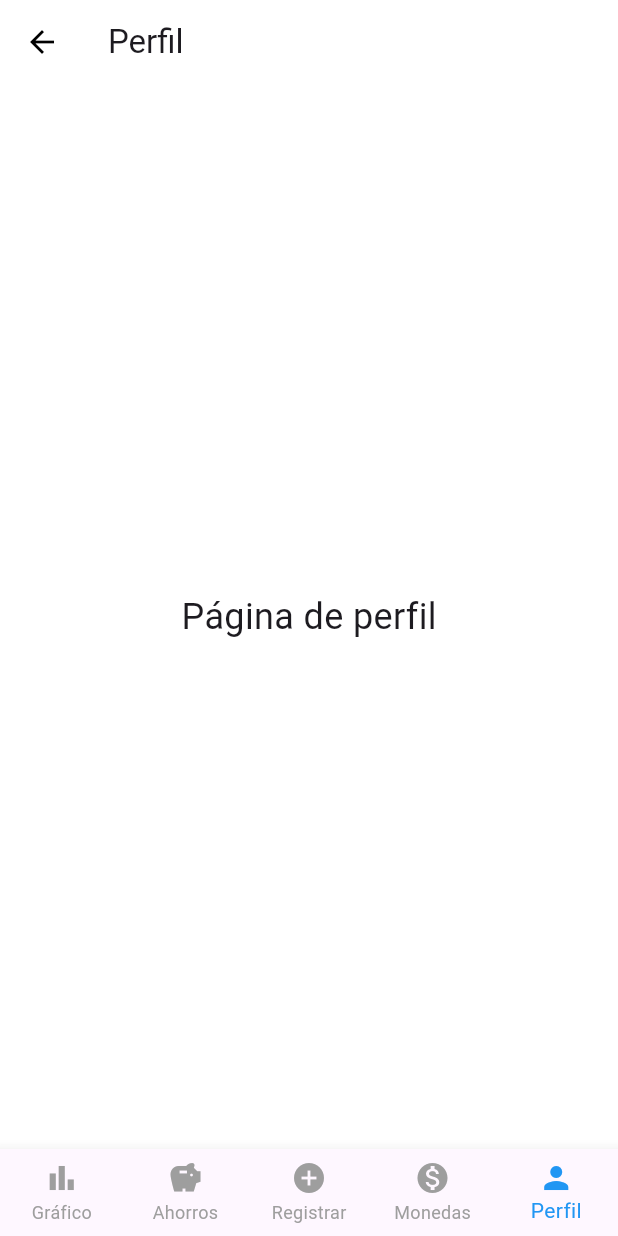
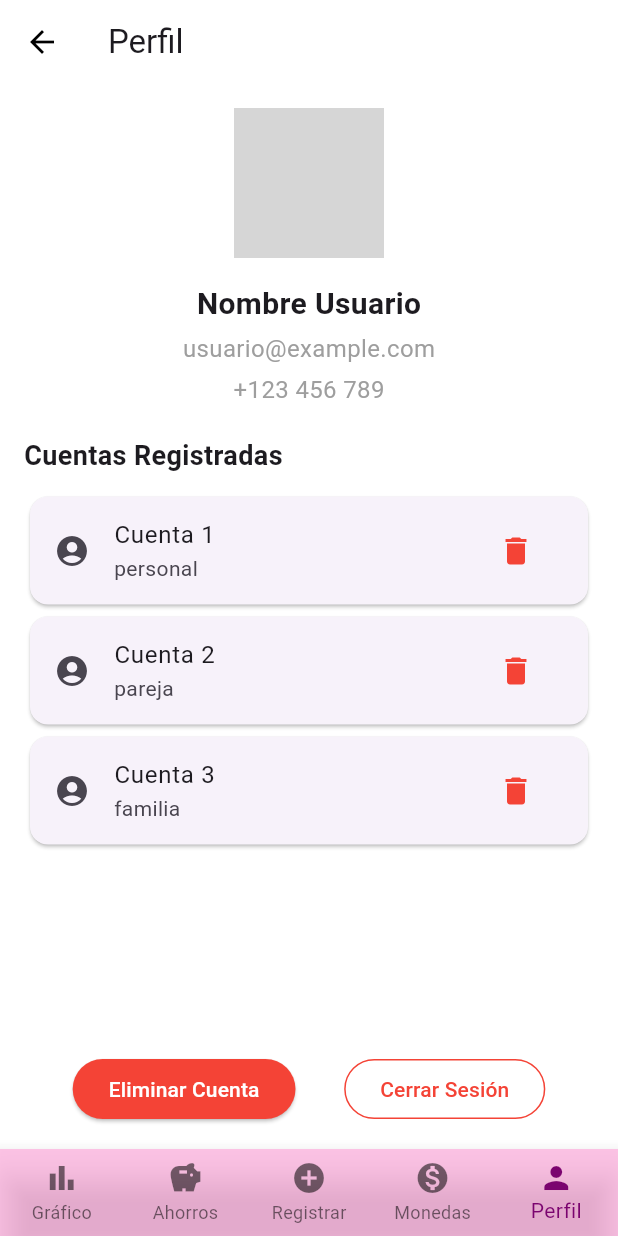
Before and after one commit to josepfranquesa/saveit-app, a Flutter app: the MainScreen screen opened by its route, item 5 of the bottom bar chosen, on a phone screen of 412 x 824 dp. Run offline on Flutter 3.47's test engine with Material 3 defaults, Android fonts, the phone set to English and light mode, and no system bars; our stand-ins replace flutter_secure_storage; accounts and stored records are empty; network calls fail; grey boxes are pictures that could not be loaded.

Commit message:
Esquelet de perfil, falta acabar de fer les funcionalitats de eliminar el meu usuari, tancar sessió (important fer be la part dels tokens)
També he fet la part dels colors de la app, a app_colors.dart i he creat un widget per poder fer be els registres, tot i que de moment no es fa servir

```diff
--- a/lib/main.dart
+++ b/lib/main.dart
@@ -35,7 +35,7 @@ class MyApp extends StatelessWidget {
             debugShowCheckedModeBanner: false,
             title: "SaveIt",
             theme: AppTheme.lightTheme,
-            home: !authProvider.isLoading
+            home: authProvider.isLoading
                 ? SplashScreen() // Muestra pantalla de carga mientras verifica sesión
                 : (authProvider.isLoggedIn ? MainScreen() : AuthScreen()), // Dirige a la pantalla correspondiente
             routes: {
--- a/lib/presentation/nav/main_screen.dart
+++ b/lib/presentation/nav/main_screen.dart
@@ -39,8 +39,8 @@ class _MainScreenState extends State<MainScreen> {
           bottomBarProvider.changeSelectedTab(index);
         },
         type: BottomNavigationBarType.fixed,
-        selectedItemColor: Colors.blue,
-        unselectedItemColor: Colors.grey,
+        selectedItemColor: AppColors.principal,
+        backgroundColor: AppColors.secondary.withOpacity(0.6),
         items: const [
           BottomNavigationBarItem(icon: Icon(Icons.bar_chart), label: "Gráfico"),
           BottomNavigationBarItem(icon: Icon(Icons.savings), label: "Ahorros"),
--- a/lib/presentation/perfil/perfil_screen.dart
+++ b/lib/presentation/perfil/perfil_screen.dart
@@ -1,23 +1,119 @@
 import 'package:flutter/material.dart';
+import 'package:provider/provider.dart';
+import 'package:SaveIt/providers/auth_provider.dart';
 
 class PerfilScreen extends StatefulWidget {
   static String id = 'perfil_screen';
+
+  const PerfilScreen({Key? key}) : super(key: key);
 
   @override
   _PerfilScreenState createState() => _PerfilScreenState();
 }
 
 class _PerfilScreenState extends State<PerfilScreen> {
+  // Lista de cuentas ficticias
+  List<Map<String, String>> accounts = [
+    {"service": "Cuenta 1", "account": "personal"},
+    {"service": "Cuenta 2", "account": "pareja"},
+    {"service": "Cuenta 3", "account": "familia"},
+  ];
+
   @override
   Widget build(BuildContext context) {
+    final authProvider = Provider.of<AuthProvider>(context);
+
+    // Datos de usuario ficticios
+    final String userName = authProvider.user?["name"] ?? "Nombre Usuario";
+    final String userEmail = authProvider.user?["email"] ?? "usuario@example.com";
+    final String userPhone = authProvider.user?["phone"] ?? "+123 456 789";
+
     return Scaffold(
-      appBar: AppBar(
-        title: Text('Perfil'),
-      ),
-      body: Center(
-        child: Text(
-          'Página de perfil',
-          style: TextStyle(fontSize: 24),
+      appBar: AppBar(title: const Text("Perfil")),
+      body: Padding(
+        padding: const EdgeInsets.all(16.0),
+        child: Column(
+          children: [
+            // 📸 Foto de perfil
+            const CircleAvatar(
+              radius: 50,
+              backgroundImage: NetworkImage("https://via.placeholder.com/150"),
+            ),
+            const SizedBox(height: 16),
+
+            // 📝 Información del usuario
+            Text(userName, style: const TextStyle(fontSize: 20, fontWeight: FontWeight.bold)),
+            const SizedBox(height: 4),
+            Text(userEmail, style: const TextStyle(fontSize: 16, color: Colors.grey)),
+            const SizedBox(height: 4),
+            Text(userPhone, style: const TextStyle(fontSize: 16, color: Colors.grey)),
+            const SizedBox(height: 20),
+
+            // 💾 Listado de cuentas de servicios
+            const Align(
+              alignment: Alignment.centerLeft,
+              child: Text("Cuentas Registradas", style: TextStyle(fontSize: 18, fontWeight: FontWeight.bold)),
+            ),
+            const SizedBox(height: 10),
+            Expanded(
+              child: ListView.builder(
+                itemCount: accounts.length,
+                itemBuilder: (context, index) {
+                  final account = accounts[index];
+                  return Card(
+                    child: ListTile(
+                      leading: const Icon(Icons.account_circle),
+                      title: Text(account["service"] ?? ""),
+                      subtitle: Text(account["account"] ?? ""),
+                      trailing: IconButton(
+                        icon: const Icon(Icons.delete, color: Colors.red),
+                        onPressed: () {
+                          setState(() {
+                            accounts.removeAt(index);
+                          });
+                          ScaffoldMessenger.of(context).showSnackBar(
+                            const SnackBar(content: Text("Cuenta eliminada")),
+                          );
+                        },
+                      ),
+                    ),
+                  );
+                },
+              ),
+            ),
+            const SizedBox(height: 20),
+
+            // 🔘 Botones de Cerrar Sesión y Eliminar Cuenta en una Row
+            Row(
+              mainAxisAlignment: MainAxisAlignment.spaceEvenly,
+              children: [
+                // 🔴 Botón de Eliminar Cuenta (Rojo con texto blanco)
+                ElevatedButton(
+                  style: ElevatedButton.styleFrom(backgroundColor: Colors.red),
+                  onPressed: () {
+                    // Implementar lógica para eliminar cuenta
+                    ScaffoldMessenger.of(context).showSnackBar(
+                      const SnackBar(content: Text("Función de eliminar cuenta en desarrollo")),
+                    );
+                  },
+                  child: const Text("Eliminar Cuenta", style: TextStyle(color: Colors.white)),
+                ),
+
+                // ⚪ Botón de Cerrar Sesión (Blanco con texto rojo)
+                OutlinedButton(
+                  style: OutlinedButton.styleFrom(
+                    foregroundColor: Colors.red, // Texto rojo
+                    side: const BorderSide(color: Colors.red), // Borde rojo
+                  ),
+                  onPressed: () {
+                    authProvider.logout();
+                    Navigator.pushReplacementNamed(context, 'auth_screen');
+                  },
+                  child: const Text("Cerrar Sesión"),
+                ),
+              ],
+            ),
+          ],
         ),
       ),
     );
--- a/lib/utils/ui/app_colors.dart
+++ b/lib/utils/ui/app_colors.dart
@@ -1,14 +1,15 @@
 import 'package:flutter/material.dart';
 
 class AppColors {
-  static const Color primary = Color(0xFF757575); // Gris
-  static const Color accent = Color(0xFF2196F3); // Azul
+  static const Color principal = Color(0xFF7B046F); // Rosa oscuro
+  static const Color secondary = Color(0xFFFFA0D8); // Rosa claro
+  static const Color tertiary = Color(0xFFFF008E); // Rosa medio
+  static const Color disabled = Color(0xFFBDBDBD); // Gris claro
   static const Color appBackground = Color(0xFFFFFFFF); // Blanco
-  static const Color secondary = Color(0xFF03A9F4); // Azul Claro
   static const Color textPrimary = Color(0xFF212121); // Negro oscuro
   static const Color textSecondary = Color(0xFF757575); // Gris medio
   static const Color success = Color(0xFF4CAF50); // Verde
   static const Color warning = Color(0xFFFFC107); // Amarillo
   static const Color danger = Color(0xFFF44336); // Rojo
-  static const Color disabled = Color(0xFFBDBDBD); // Gris claro
+
 }
```
Also changed, not shown: lib/presentation/auth/auth_screen.dart (+5 -5 lines), lib/services/auth_service.dart (+52 -7 lines), lib/utils/ui/widgets/transaction_item_widget.dart (added, +41 -0 lines).
